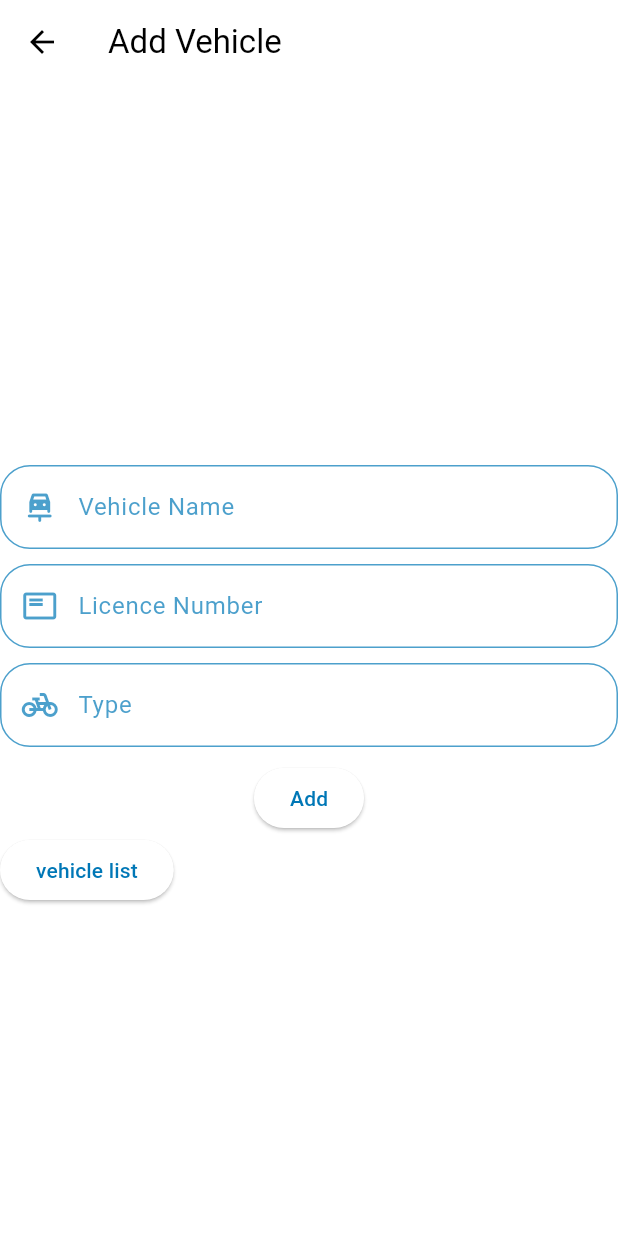
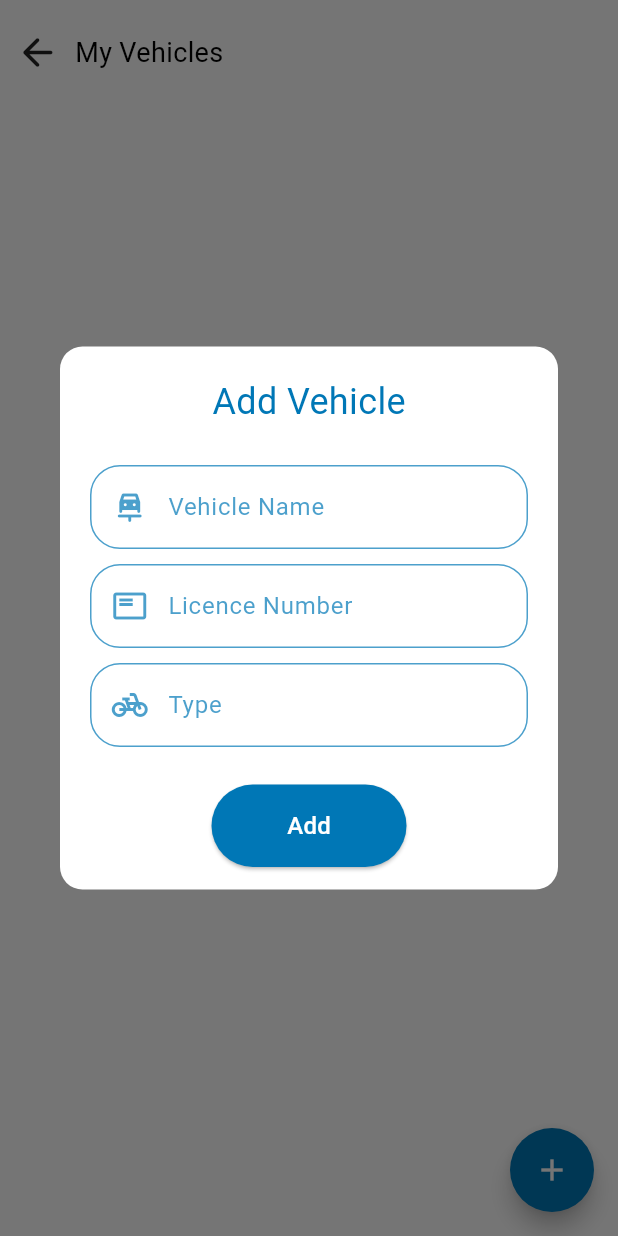
Before and after one commit to ihsanGhoziZulfikar/RideShare, a Flutter app: the UserVehiclesPage screen opened directly, after a tap on the "add" icon, on a phone screen of 412 x 824 dp. Run offline on Flutter 3.47's test engine with Material 3 defaults, Android fonts, the phone set to English and light mode, and no system bars; our stand-ins replace cloud_firestore, firebase_auth, firebase_core, geocoding, google_maps_flutter, location; missing offline and left inert: flutter_polyline_points, iconify_flutter; accounts and stored records are empty; network calls fail; Roboto replaces fonts that are missing (Kantumruy).

Commit message:
remake page add vehicle to pop up

```diff
--- a/lib/pages/add_vehicle_page.dart
+++ b/lib/pages/add_vehicle_page.dart
@@ -1,17 +1,14 @@
+import 'package:flutter/material.dart';
+import 'package:firebase_auth/firebase_auth.dart';
 import 'package:cloud_firestore/cloud_firestore.dart';
-import 'package:flutter/material.dart';
 import 'package:ride_share/components/my_textfield.dart';
-import 'package:firebase_auth/firebase_auth.dart';
-import 'package:ride_share/pages/user_vehicle_page.dart';
 
-class AddVehiclePage extends StatefulWidget {
-  const AddVehiclePage({super.key});
-
+class AddVehicleForm extends StatefulWidget {
   @override
-  State<AddVehiclePage> createState() => _AddVehiclePageState();
+  _AddVehicleFormState createState() => _AddVehicleFormState();
 }
 
-class _AddVehiclePageState extends State<AddVehiclePage> {
+class _AddVehicleFormState extends State<AddVehicleForm> {
   final _formKey = GlobalKey<FormState>();
   final TextEditingController _nameController = TextEditingController();
   final TextEditingController _licenseController = TextEditingController();
@@ -63,6 +60,7 @@ class _AddVehiclePageState extends State<AddVehiclePage> {
       _nameController.clear();
       _licenseController.clear();
       _typeController.clear();
+      Navigator.pop(context);
     } catch (error) {
       ScaffoldMessenger.of(context).showSnackBar(
           SnackBar(content: Text('Failed to add vehicle: $error')));
@@ -71,25 +69,36 @@ class _AddVehiclePageState extends State<AddVehiclePage> {
 
   @override
   Widget build(BuildContext context) {
-    return Scaffold(
-      appBar: AppBar(
-        leading: IconButton(
-            icon: Icon(Icons.arrow_back),
-            onPressed: (() {
-              Navigator.pop(context);
-            })),
-        title: Text('Add Vehicle'),
-      ),
-      backgroundColor: Colors.white,
-      body: Center(
+    return Padding(
+      padding: MediaQuery.of(context).viewInsets, // Adjust for keyboard
+      child: SingleChildScrollView(
         child: Form(
           key: _formKey,
           child: Column(
+            mainAxisSize:
+                MainAxisSize.min, // Makes the modal content wrap its content
             mainAxisAlignment: MainAxisAlignment.center,
             children: [
-              Text('Add Vehicle', style: TextStyle(fontSize: 24.0)),
-
-              // name
+              Padding(
+                padding: const EdgeInsets.only(
+                  top: 20.0,
+                  bottom: 10,
+                ),
+                child: Text(
+                  'Add Vehicle',
+                  style: TextStyle(
+                    color: Theme.of(context).colorScheme.primary,
+                    fontSize: 24.0,
+                  ),
+                ),
+              ),
+              Padding(
+                padding: EdgeInsets.symmetric(
+                  horizontal: 20.0,
+                  vertical: 15,
+                ),
+                child: Column(
+                  children: [
                     MyTextField(
                       hintText: "Vehicle Name",
                       obscureText: false,
@@ -115,27 +124,29 @@ class _AddVehiclePageState extends State<AddVehiclePage> {
                       prefixIcon: Icons.pedal_bike_outlined,
                     ),
                     SizedBox(height: 10.0),
-
+                  ],
+                ),
+              ),
               ElevatedButton(
-                onPressed: () {
-                  print('Add button pressed');
-                  _submitForm();
-                },
-                child: Text('Add'),
+                onPressed: _submitForm,
+                style: ElevatedButton.styleFrom(
+                  backgroundColor: Theme.of(context).colorScheme.primary,
+                  padding: EdgeInsets.symmetric(vertical: 16.0),
+                  minimumSize: Size(130, 50),
+                  shape: RoundedRectangleBorder(
+                    borderRadius: BorderRadius.circular(30),
                   ),
-              Row(
-                children: [
-                  ElevatedButton(
-                    onPressed: () {
-                      Navigator.push(
-                        context,
-                        MaterialPageRoute(
-                            builder: (context) => UserVehiclesPage()),
-                      );
-                    },
-                    child: Text('vehicle list'),
                 ),
-                ],
+                child: Text(
+                  'Add',
+                  style: TextStyle(
+                    color: Colors.white,
+                    fontSize: 16,
+                  ),
+                ),
+              ),
+              SizedBox(
+                height: 15,
               )
             ],
           ),
--- a/lib/pages/user_vehicle_page.dart
+++ b/lib/pages/user_vehicle_page.dart
@@ -171,9 +171,17 @@ class _UserVehiclesPageState extends State<UserVehiclesPage> {
       ),
       floatingActionButton: FloatingActionButton(
         onPressed: () {
-          Navigator.push(
-            context,
-            MaterialPageRoute(builder: (context) => AddVehiclePage()),
+          showDialog(
+            context: context,
+            builder: (context) {
+              return Dialog(
+                backgroundColor: Colors.white,
+                shape: RoundedRectangleBorder(
+                  borderRadius: BorderRadius.circular(15.0),
+                ),
+                child: AddVehicleForm(),
+              );
+            },
           );
         },
         child: Icon(Icons.add),
```
Lines whose indentation alone changed are shown as unchanged.
